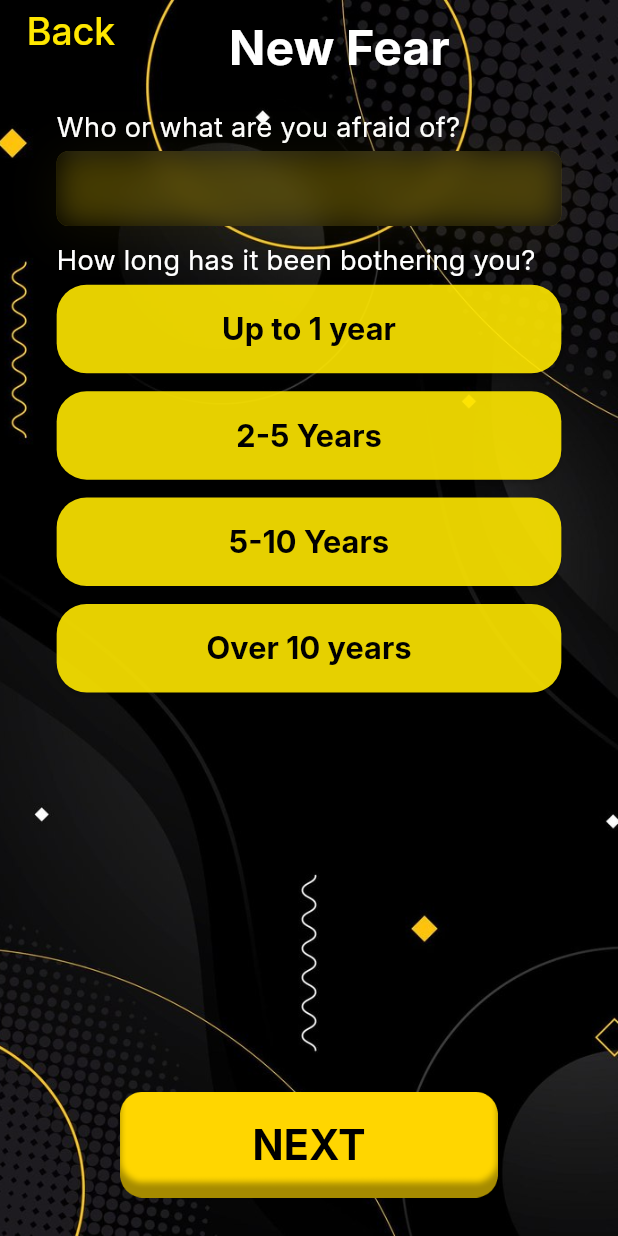
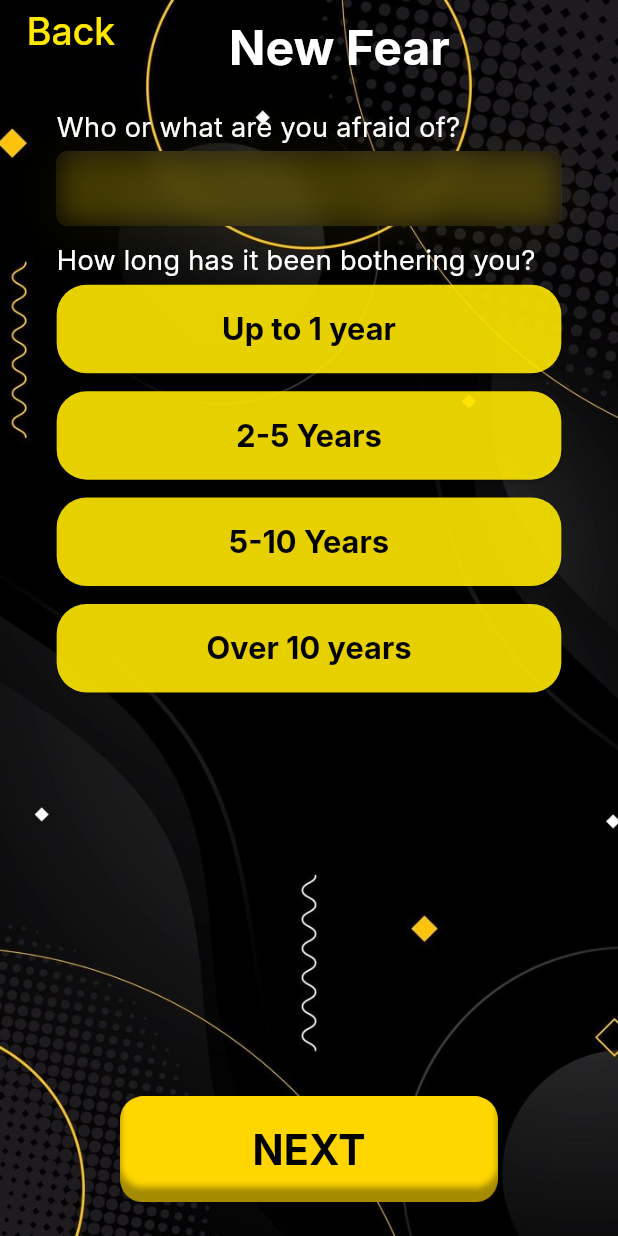
Before and after one commit to ibrahimsiam25/betfair, a Flutter app: the NewFearsOneView screen opened by its route, on a phone screen of 412 x 824 dp. Run offline on Flutter 3.47's test engine with Material 3 defaults, Android fonts, the phone set to English and light mode, and no system bars; our stand-ins replace flutter_bloc, flutter_screenutil, flutter_svg, go_router, persistent_bottom_nav_bar, shared_preferences; accounts and stored records are empty.

Commit message:
General Refs.

```diff
--- a/lib/core/widgets/custom_scaffold.dart
+++ b/lib/core/widgets/custom_scaffold.dart
@@ -6,13 +6,17 @@ class CustomScaffold extends StatelessWidget {
   const CustomScaffold({
     super.key,
     required this.body,
+    this.floatingActionButton,
   });
   final Widget body;
+  final Widget? floatingActionButton;
 
   @override
   Widget build(BuildContext context) {
     return Scaffold(
       resizeToAvoidBottomInset: true,
+      floatingActionButton: floatingActionButton,
+      floatingActionButtonLocation: FloatingActionButtonLocation.centerFloat,
       body: Container(
         decoration: const BoxDecoration(
           image: DecorationImage(
--- a/lib/core/widgets/gradient_slider.dart
+++ b/lib/core/widgets/gradient_slider.dart
@@ -23,6 +23,7 @@ class GradientSliderState extends State<GradientSlider> {
       children: [
         Stack(
           alignment: Alignment.center,
+          clipBehavior: Clip.none,
           children: [
             // شريط التمرير نفسه
             Row(
@@ -43,6 +44,7 @@ class GradientSliderState extends State<GradientSlider> {
                           const RoundSliderOverlayShape(overlayRadius: 24.0),
                     ),
                     child: Stack(
+                      clipBehavior: Clip.none,
                       children: [
                         // شريط التمرير بتدرج لوني
                         Container(
--- a/lib/features/fears/views/new_fears_one_view.dart
+++ b/lib/features/fears/views/new_fears_one_view.dart
@@ -8,7 +8,8 @@ class NewFearsOneView extends StatelessWidget {
 
   @override
   Widget build(BuildContext context) {
-    return const CustomScaffold(body:
-      SafeArea(child: NewFearsViewBody()));
+    return const CustomScaffold(
+      body: NewFearsViewBody(),
+    );
   }
 }
--- a/lib/features/fears/widgets/fears_view_body.dart
+++ b/lib/features/fears/widgets/fears_view_body.dart
@@ -7,7 +7,6 @@ import 'package:flutter_svg/svg.dart';
 import 'package:go_router/go_router.dart';
 
 import '../../../core/constants/app_constants.dart';
-import '../../../core/functions/save_and_get_map_to_list_with_shared_pref.dart';
 import '../../../core/routes/app_router.dart';
 import '../manager/fears_cubit.dart';
 
@@ -16,7 +15,7 @@ class FearsViewBody extends StatelessWidget {
 
   @override
   Widget build(BuildContext context) {
-    return  Column(
+    return Column(
       children: [
         SingleChildScrollView(
           child: Padding(
--- a/lib/features/fears/widgets/new_fears_one_view_body.dart
+++ b/lib/features/fears/widgets/new_fears_one_view_body.dart
@@ -1,15 +1,16 @@
 import 'package:betfair/core/routes/app_router.dart';
-import 'package:betfair/core/widgets/custom_button.dart';
+import 'package:betfair/core/widgets/custom_scaffold.dart';
 import 'package:betfair/core/widgets/show_custom_snack_bar.dart';
 import 'package:betfair/features/fears/widgets/my_button.dart';
 import 'package:betfair/features/fears/widgets/new_fear_app_bar.dart';
 import 'package:flutter/material.dart';
 import 'package:flutter_screenutil/flutter_screenutil.dart';
 import 'package:go_router/go_router.dart';
+
 import '../../../core/constants/app_constants.dart';
 import '../../../core/theme/app_text_styles.dart';
+import '../../../core/widgets/custom_button.dart';
 import '../../../core/widgets/custom_text_feild.dart';
-
 
 class NewFearsViewBody extends StatefulWidget {
   const NewFearsViewBody({super.key});
@@ -19,8 +20,6 @@ class NewFearsViewBody extends StatefulWidget {
 }
 
 class _NewFearsViewBodyState extends State<NewFearsViewBody> {
-
-
   List<double> opacities = List.filled(buttonLabels.length, 0.9);
   String textFieldValue = '';
   bool isButtonPressed = false;
@@ -58,10 +57,14 @@ class _NewFearsViewBodyState extends State<NewFearsViewBody> {
 
   @override
   Widget build(BuildContext context) {
-    return Column(
-      children: [
-        SingleChildScrollView(
-          child: Padding(
+    return CustomScaffold(
+      floatingActionButton: CustomButton(
+        text: "NEXT",
+        onPressed: _onNextPressed,
+      ),
+      body: ListView(
+        children: [
+          Padding(
             padding: EdgeInsets.symmetric(horizontal: 5.w),
             child: Column(
               children: [
@@ -74,7 +77,8 @@ class _NewFearsViewBodyState extends State<NewFearsViewBody> {
                       SizedBox(height: 16.h),
                       Text(
                         "Who or what are you afraid of?",
-                        style: AppTextStyles.fontWhiteW400.copyWith(fontSize: 16.sp),
+                        style: AppTextStyles.fontWhiteW400
+                            .copyWith(fontSize: 16.sp),
                       ),
                       SizedBox(height: 3.h),
                       CustomTextField(
@@ -87,7 +91,8 @@ class _NewFearsViewBodyState extends State<NewFearsViewBody> {
                       SizedBox(height: 8.h),
                       Text(
                         "How long has it been bothering you?",
-                        style: AppTextStyles.fontWhiteW400.copyWith(fontSize: 16.sp),
+                        style: AppTextStyles.fontWhiteW400
+                            .copyWith(fontSize: 16.sp),
                       ),
                       SizedBox(height: 3.h),
                       ...List.generate(buttonLabels.length, (index) {
@@ -100,18 +105,11 @@ class _NewFearsViewBodyState extends State<NewFearsViewBody> {
                     ],
                   ),
                 ),
-
               ],
             ),
           ),
-        ),
-                const Spacer(),
-          CustomButton(
-            text: "NEXT",
-            onPressed: _onNextPressed,
-          ),
-          SizedBox(height: 16.h),
-      ],
+        ],
+      ),
     );
   }
 }
```
Also changed, not shown: lib/features/fears/views/fears_view.dart (+4 -3 lines). Lines whose indentation alone changed are shown as unchanged.
